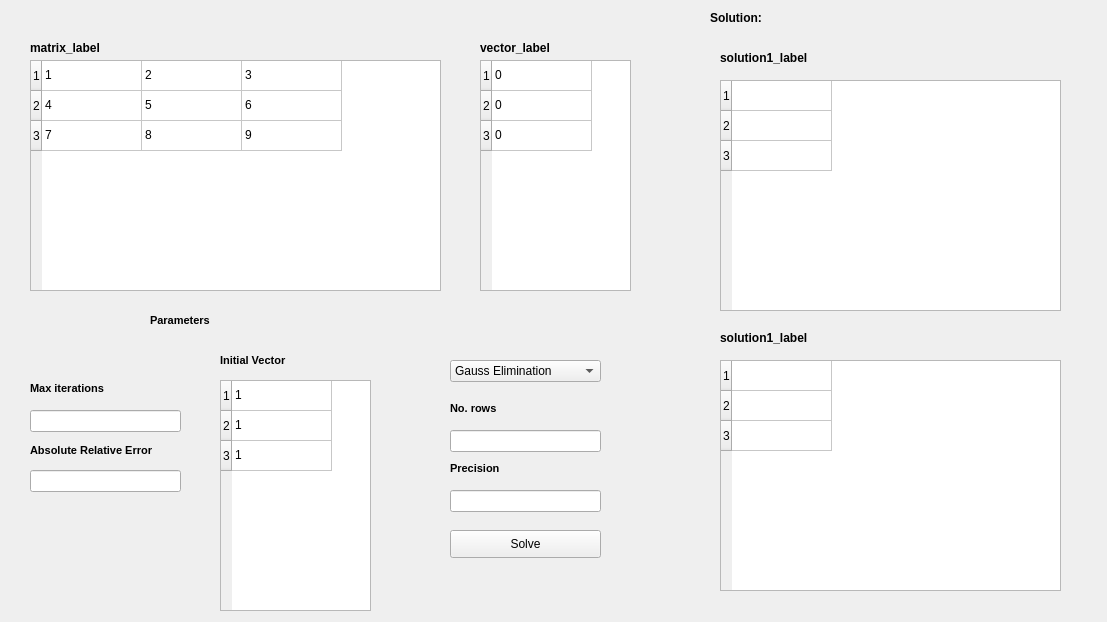
This is src/ui/mainwindow.ui in Gang-of-CSED/Equator as Qt 5 draws it before an edit. The edited form follows.
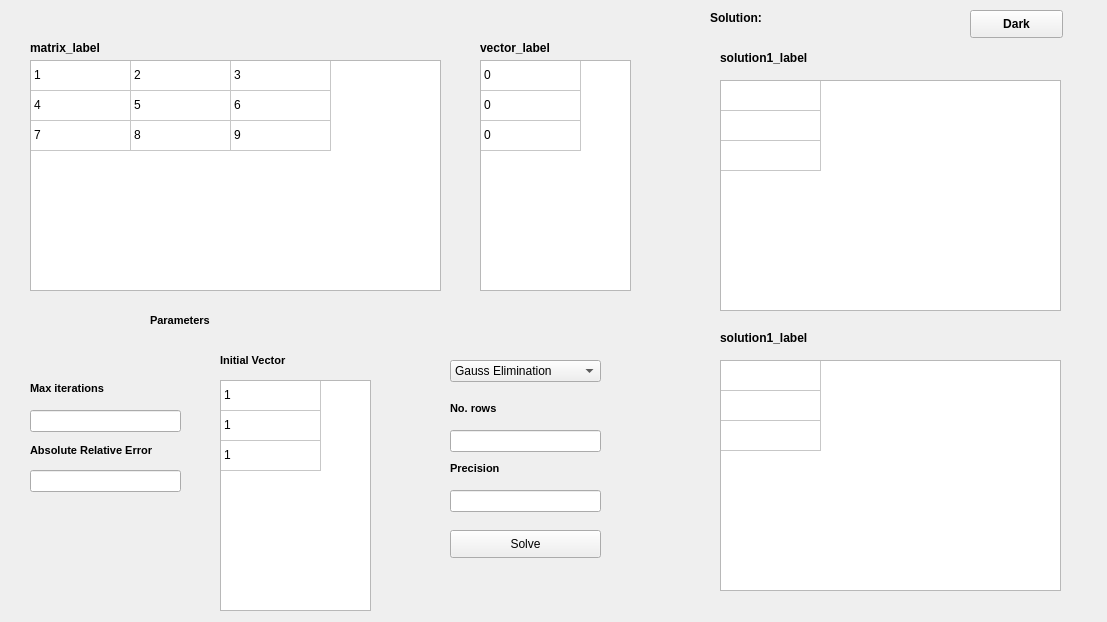
This is the edited form.

Commit message: dark and light themes

The edit to the form file:
```diff
--- a/src/ui/mainwindow.ui
+++ b/src/ui/mainwindow.ui
@@ -26,6 +26,9 @@
     <attribute name="horizontalHeaderVisible">
      <bool>false</bool>
     </attribute>
+    <attribute name="verticalHeaderVisible">
+     <bool>false</bool>
+    </attribute>
     <row>
      <property name="text">
       <string>1</string>
@@ -172,6 +175,9 @@
     <attribute name="horizontalHeaderVisible">
      <bool>false</bool>
     </attribute>
+    <attribute name="verticalHeaderVisible">
+     <bool>false</bool>
+    </attribute>
     <row>
      <property name="text">
       <string>1</string>
@@ -242,6 +248,9 @@
     <attribute name="horizontalHeaderVisible">
      <bool>false</bool>
     </attribute>
+    <attribute name="verticalHeaderVisible">
+     <bool>false</bool>
+    </attribute>
     <row>
      <property name="text">
       <string>1</string>
@@ -370,6 +379,9 @@
     <attribute name="horizontalHeaderVisible">
      <bool>false</bool>
     </attribute>
+    <attribute name="verticalHeaderVisible">
+     <bool>false</bool>
+    </attribute>
     <row>
      <property name="text">
       <string>1</string>
@@ -539,6 +551,9 @@
     <attribute name="horizontalHeaderVisible">
      <bool>false</bool>
     </attribute>
+    <attribute name="verticalHeaderVisible">
+     <bool>false</bool>
+    </attribute>
     <row>
      <property name="text">
       <string>1</string>
@@ -633,6 +648,25 @@
      <string/>
     </property>
    </widget>
+   <widget class="QPushButton" name="themeButton">
+    <property name="geometry">
+     <rect>
+      <x>970</x>
+      <y>10</y>
+      <width>93</width>
+      <height>28</height>
+     </rect>
+    </property>
+    <property name="font">
+     <font>
+      <weight>75</weight>
+      <bold>true</bold>
+     </font>
+    </property>
+    <property name="text">
+     <string>Dark</string>
+    </property>
+   </widget>
   </widget>
  </widget>
  <resources/>
```
The commit also changes 2 other files.
